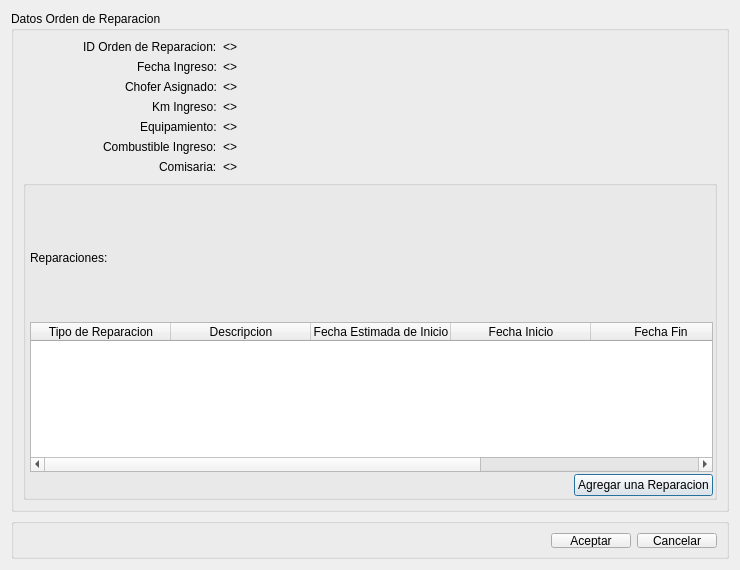
Old version of the form src/ui/DialogRegistrarReparaciones.ui in the repository guilleurrutia10/division-transporte.
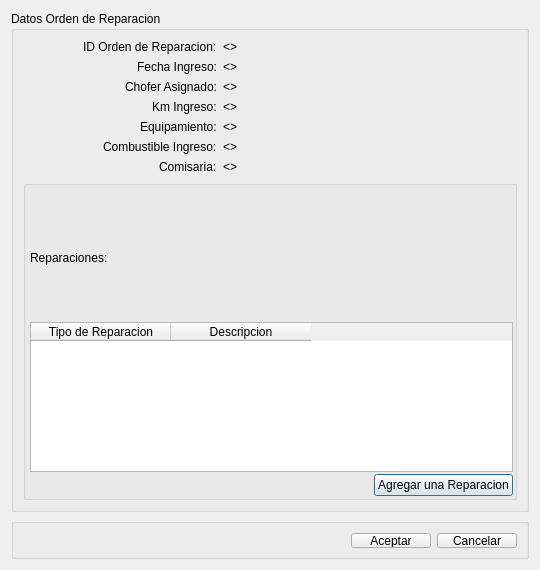
New version of the form.

Commit message: Mas repuestos por tipos de reparaciones

What changed in the file:
```diff
--- a/src/ui/DialogRegistrarReparaciones.ui
+++ b/src/ui/DialogRegistrarReparaciones.ui
@@ -6,13 +6,13 @@
    <rect>
     <x>0</x>
     <y>0</y>
-    <width>740</width>
+    <width>540</width>
     <height>570</height>
    </rect>
   </property>
   <property name="minimumSize">
    <size>
-    <width>740</width>
+    <width>540</width>
     <height>570</height>
    </size>
   </property>
@@ -189,26 +189,6 @@
              <string>Descripcion</string>
             </property>
            </column>
-           <column>
-            <property name="text">
-             <string>Fecha Estimada de Inicio</string>
-            </property>
-           </column>
-           <column>
-            <property name="text">
-             <string>Fecha Inicio</string>
-            </property>
-           </column>
-           <column>
-            <property name="text">
-             <string>Fecha Fin</string>
-            </property>
-           </column>
-           <column>
-            <property name="text">
-             <string>Nro Orden</string>
-            </property>
-           </column>
           </widget>
          </item>
          <item>
```
The commit also changes 15 other files.
